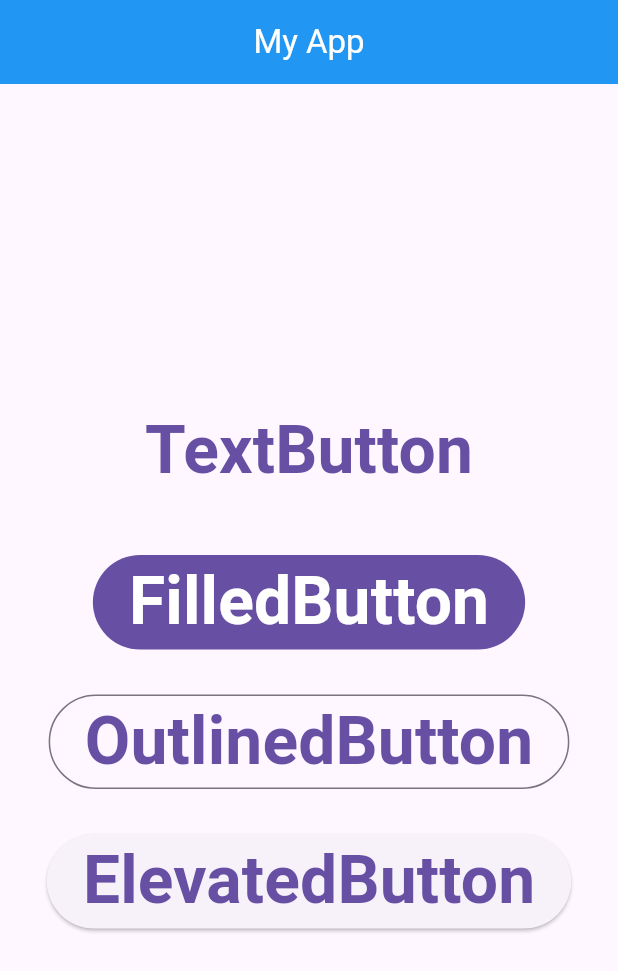
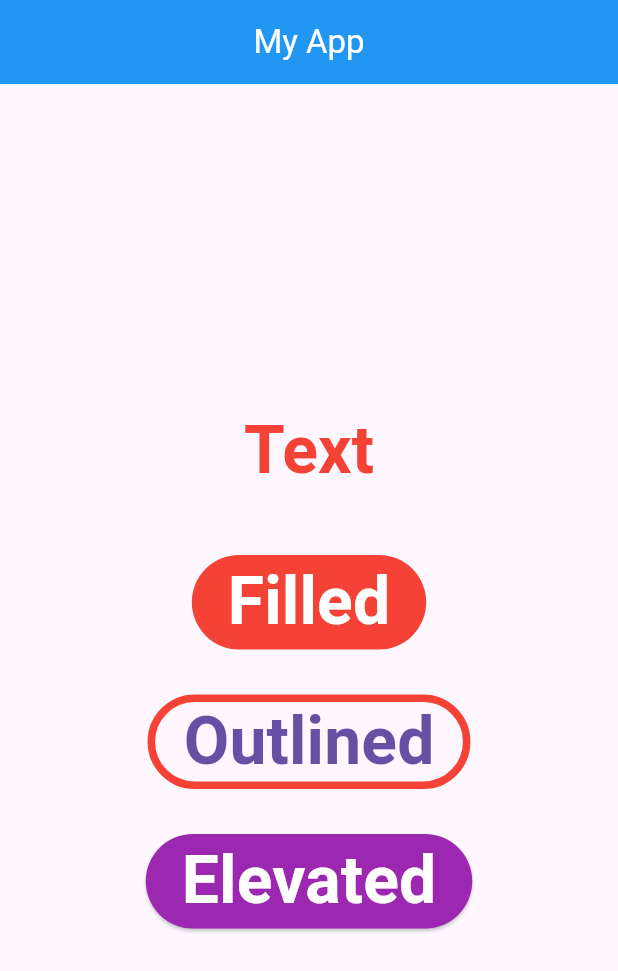
Before and after one commit to zachtix/flutter01, a Flutter app: the screen it shows after launch, on a phone screen of 412 x 824 dp. Shown: the top 971 px of the screen. Run offline on Flutter 3.47's test engine with Material 3 defaults, Android fonts, the phone set to English and light mode, and no system bars.

Commit message:
finish button

```diff
--- a/lib/screens/home.dart
+++ b/lib/screens/home.dart
@@ -10,11 +10,14 @@ class Home extends StatelessWidget {
         mainAxisAlignment: MainAxisAlignment.center,
         children: [
           TextButton(
+            style: TextButton.styleFrom(
+              foregroundColor: Colors.red,
+            ),
             onPressed: () {
               // print("Click Button");
             },
             child: const Text(
-              "TextButton",
+              "Text",
               style: TextStyle(
                 // color: Colors.orange,
                 fontSize: 44,
@@ -24,9 +27,13 @@ class Home extends StatelessWidget {
           ),
           const SizedBox(height: 30,),
           FilledButton(
+            style: FilledButton.styleFrom(
+              backgroundColor: Colors.red,
+              foregroundColor: Colors.white,
+            ),
             onPressed: () {},
             child: const Text(
-              "FilledButton",
+              "Filled",
               style: TextStyle(
                 fontSize: 44,
                 fontWeight: FontWeight.bold,
@@ -35,9 +42,15 @@ class Home extends StatelessWidget {
           ),
           const SizedBox(height: 30,),
           OutlinedButton(
+            style: OutlinedButton.styleFrom(
+              side: const BorderSide(
+                color: Colors.red,
+                width: 5,
+              ),
+            ),
             onPressed: () {},
             child: const Text(
-              "OutlinedButton",
+              "Outlined",
               style: TextStyle(
                 fontSize: 44,
                 fontWeight: FontWeight.bold,
@@ -46,9 +59,13 @@ class Home extends StatelessWidget {
           ),
           const SizedBox(height: 30,),
           ElevatedButton(
+            style: ElevatedButton.styleFrom(
+              backgroundColor: Colors.purple,
+              foregroundColor: Colors.white,
+            ),
             onPressed: (){},
             child: const Text(
-              "ElevatedButton",
+              "Elevated",
               style: TextStyle(
                 fontSize: 44,
                 fontWeight: FontWeight.bold,
```
